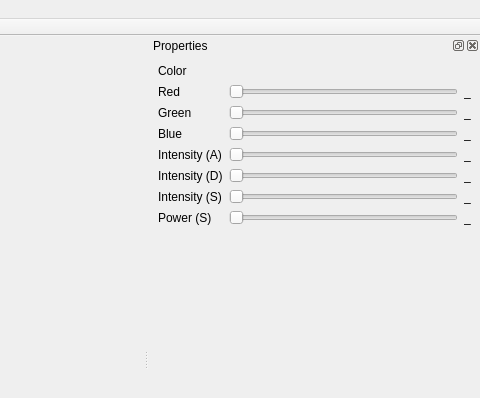
First picture: the form in ui/MainWindow.ui, repository t-paul/3dview, before the edit; both pictures show x 570 to 1050 and y 0 to 398 of the 1050 by 703 pixel window.
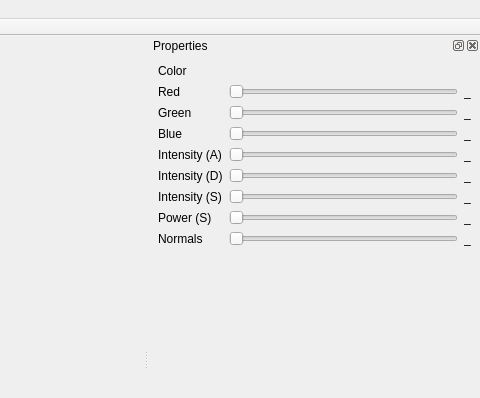
Second picture: the form after the edit. Custom widgets are drawn as their Qt base class.

Diff of the .ui file:
```diff
--- a/ui/MainWindow.ui
+++ b/ui/MainWindow.ui
@@ -74,7 +74,7 @@
        </property>
       </widget>
      </item>
-     <item row="9" column="1">
+     <item row="10" column="1">
       <spacer name="verticalSpacer">
        <property name="orientation">
         <enum>Qt::Vertical</enum>
@@ -137,7 +137,7 @@
        </property>
       </widget>
      </item>
-     <item row="8" column="0" colspan="2">
+     <item row="9" column="0" colspan="2">
       <spacer name="horizontalSpacer">
        <property name="orientation">
         <enum>Qt::Horizontal</enum>
@@ -296,7 +296,7 @@
        </property>
       </widget>
      </item>
-     <item row="10" column="0" colspan="3">
+     <item row="11" column="0" colspan="3">
       <widget class="QPushButton" name="pushButtonAutoRotate">
        <property name="sizePolicy">
         <sizepolicy hsizetype="Expanding" vsizetype="Fixed">
@@ -315,6 +315,33 @@
        </property>
       </widget>
      </item>
+     <item row="8" column="1">
+      <widget class="QSlider" name="sliderNormalLength">
+       <property name="minimum">
+        <number>0</number>
+       </property>
+       <property name="maximum">
+        <number>200</number>
+       </property>
+       <property name="orientation">
+        <enum>Qt::Horizontal</enum>
+       </property>
+      </widget>
+     </item>
+     <item row="8" column="0">
+      <widget class="QLabel" name="labelNormalLength">
+       <property name="text">
+        <string>Normals</string>
+       </property>
+      </widget>
+     </item>
+     <item row="8" column="2">
+      <widget class="QLabel" name="labelNormalLengthDisplay">
+       <property name="text">
+        <string>_</string>
+       </property>
+      </widget>
+     </item>
     </layout>
    </widget>
   </widget>
```
